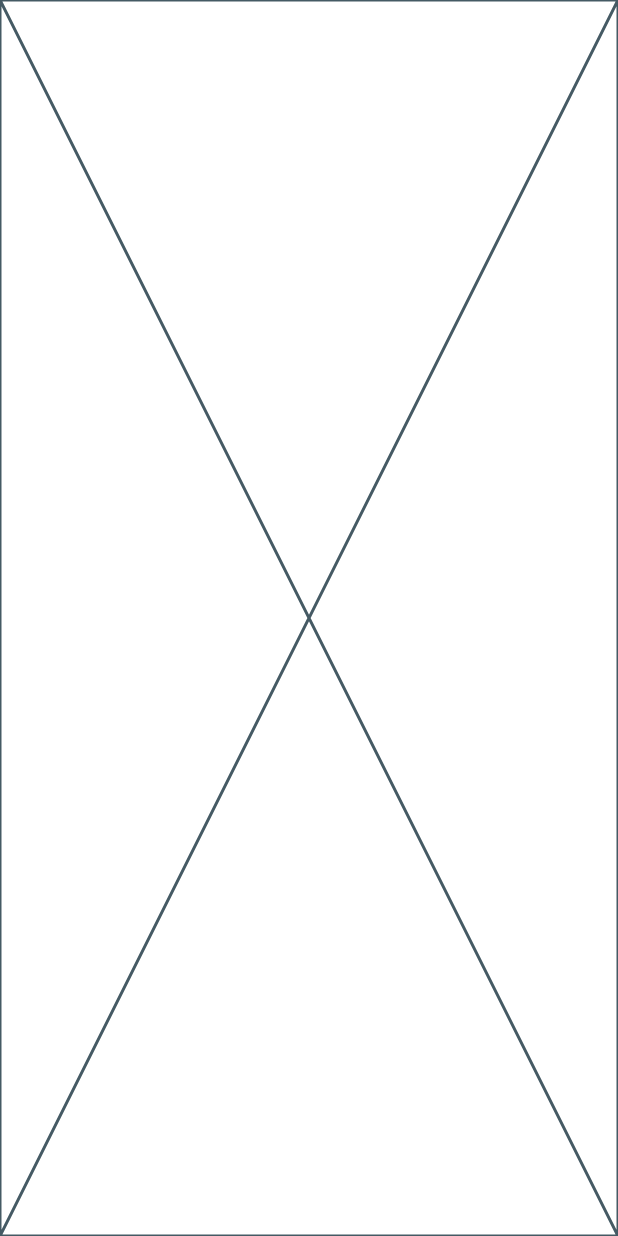
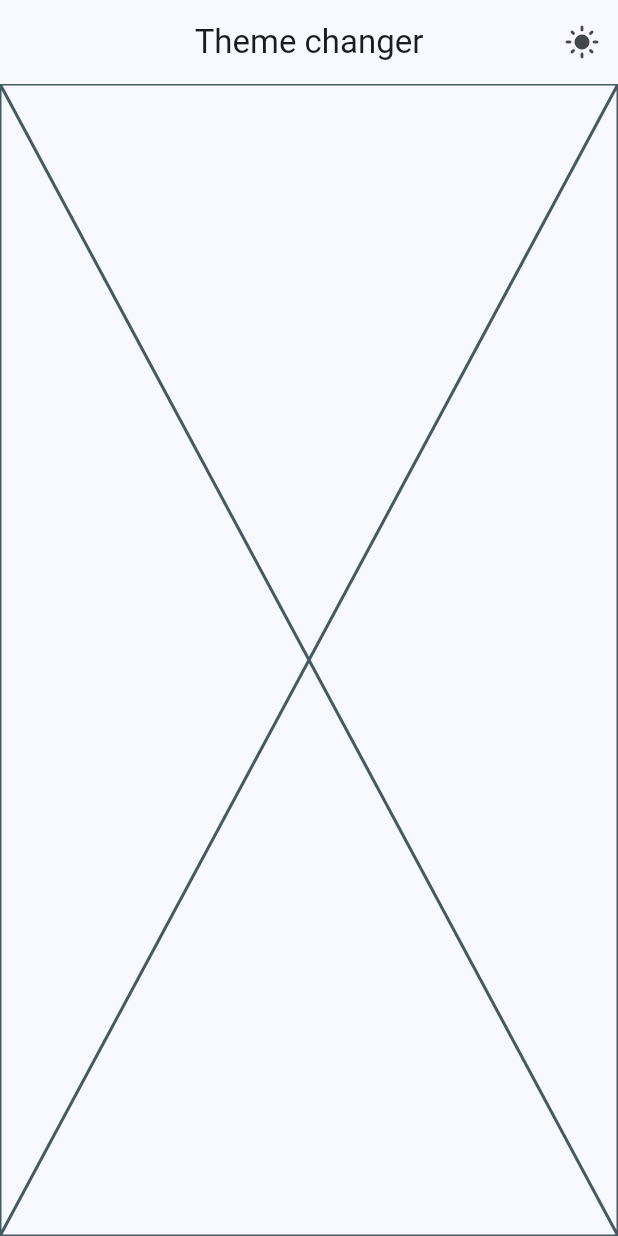
Before and after one commit to amarosv/SongSwipe, a Flutter app: the screen it shows after launch, on a phone screen of 412 x 824 dp. Run offline on Flutter 3.47's test engine with Material 3 defaults, Android fonts, the phone set to English and light mode, and no system bars; our stand-ins replace flutter_riverpod.

Commit message:
Cambia de modo claro a oscuro y viceversa

```diff
--- a/lib/main.dart
+++ b/lib/main.dart
@@ -1,21 +1,28 @@
 import 'package:flutter/material.dart';
+import 'package:flutter_riverpod/flutter_riverpod.dart';
+import 'package:songswipe/config/theme/app_theme.dart';
+import 'package:songswipe/presentation/providers/theme_provider.dart';
+import 'package:songswipe/presentation/screens/change_theme_screen.dart';
 
 void main() {
-  runApp(const MyApp());
+  runApp(
+    // Coloco el ProviderScope para que no de error con FlutterProvider
+    const ProviderScope(child: MyApp())
+  );
 }
 
-class MyApp extends StatelessWidget {
+class MyApp extends ConsumerWidget {
   const MyApp({super.key});
 
   @override
-  Widget build(BuildContext context) {
+  Widget build(BuildContext context, ref) {
+    // Constante que almacena el tema
+    final AppTheme appTheme = ref.watch(themeNotifierProvider);
+
     return MaterialApp(
       title: 'Flutter Demo',
-      theme: ThemeData(
-        colorScheme: ColorScheme.fromSeed(seedColor: Colors.deepPurple),
-        useMaterial3: true,
-      ),
-      home: const Placeholder(),
+      theme: appTheme.getTheme(),
+      home: const ChangeThemeScreen(),
     );
   }
 }
--- /dev/null
+++ b/lib/presentation/screens/change_theme_screen.dart
@@ -0,0 +1,29 @@
+import 'package:flutter/material.dart';
+import 'package:flutter_riverpod/flutter_riverpod.dart';
+import 'package:songswipe/presentation/providers/theme_provider.dart';
+
+class ChangeThemeScreen extends ConsumerWidget {
+  const ChangeThemeScreen({super.key});
+
+  @override
+  Widget build(BuildContext context, ref) {
+    // Constante que almacena si el modo oscuro está activado
+    final isDarkMode = ref.watch(themeNotifierProvider).isDarkMode;
+
+    return Scaffold(
+      appBar: AppBar(
+        title: const Text('Theme changer'),
+        actions: [
+          IconButton(
+            onPressed: () {
+              // Llamamos al notifier para cambiar de modo
+              ref.read(themeNotifierProvider.notifier).toggleDarkMode();
+            },
+            icon: Icon(isDarkMode ? Icons.dark_mode_rounded : Icons.light_mode_rounded)
+          )
+        ],
+      ),
+      body: Placeholder(),
+    );
+  }
+}
```
